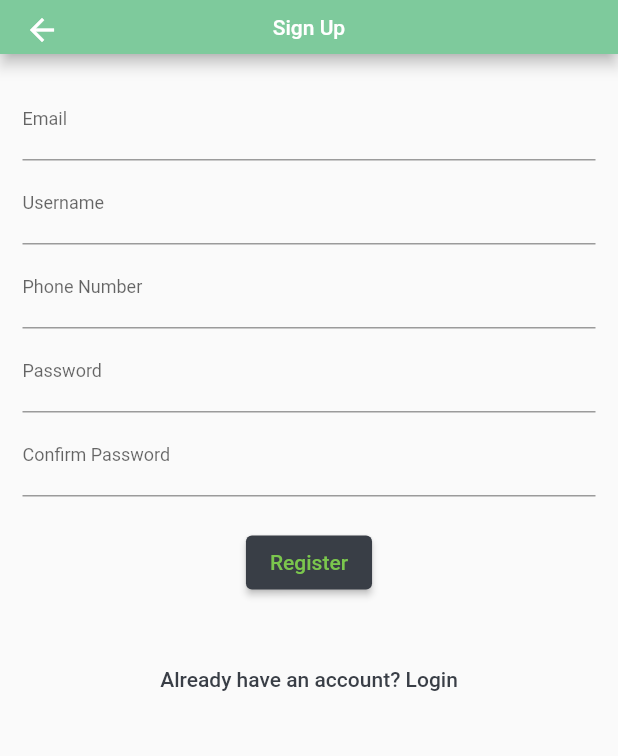
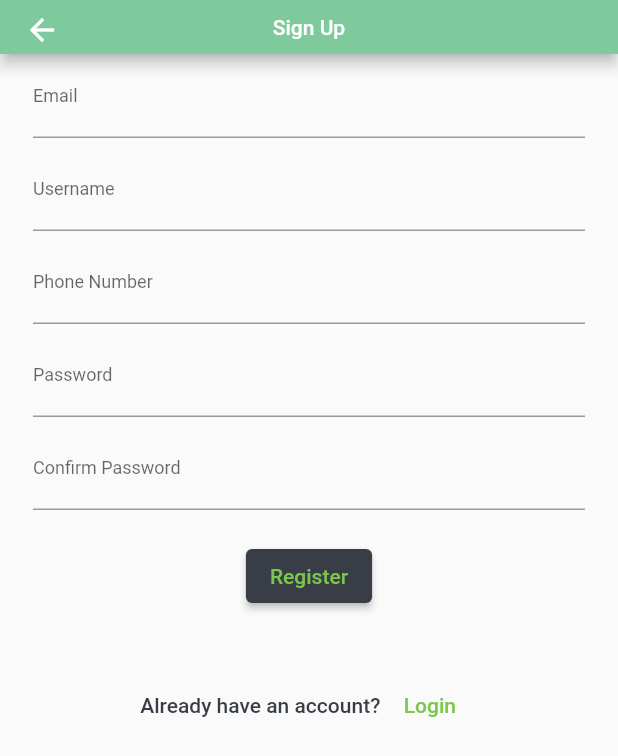
Before and after one commit to simreteabmekbib/flutter_app, a Flutter app: the SignUp screen opened directly, on a phone screen of 412 x 824 dp. Shown: the top 756 px of the screen. Run offline on Flutter 3.47's test engine with Material 2 defaults, Android fonts, the phone set to English and light mode, and no system bars; our stand-ins replace google_fonts; missing offline and left inert: dart:ffi, flutter_session; network calls fail.

Commit message:
Style change

```diff
--- a/lib/dafaults/defaults.dart
+++ b/lib/dafaults/defaults.dart
@@ -8,19 +8,16 @@ class Defaults {
   static final drawerItemText = [
     'Order',
     'Post',
-    'Search',
     'Category',
     'Settings',
     'Login',
     'Sign Up',
-    'Logout',
     'Update approval (admin)'
   ];
 
   static final drawerItemIcon = [
     Icons.shopping_cart,
     Icons.add,
-    Icons.search,
     Icons.category,
     Icons.settings,
     Icons.login,
--- a/lib/dafaults/login.dart
+++ b/lib/dafaults/login.dart
@@ -56,7 +56,7 @@ class _LoginState extends State<Login> {
                 // hintText: 'Plant Name',
               ),
             ),
-
+            SizedBox(height: 12,),
             TextFormField(
               controller: passwordController,
               decoration: const InputDecoration(
@@ -90,7 +90,7 @@ class _LoginState extends State<Login> {
                       }
                     });
                 },
-                child: Text('login')),
+                child: Text('Login')),
           ],
         ),
       ),
--- a/lib/dafaults/plantCard.dart
+++ b/lib/dafaults/plantCard.dart
@@ -32,8 +32,8 @@ Widget buildCard(BuildContext context, name, use, imgPath, price) {
               child: Column(
                 crossAxisAlignment: CrossAxisAlignment.start,
                 children: <Widget>[
-                  Text(name),
-                  Text(use.length < 12? use: use.substring(0, 12) + "..."),
+                  Text(name, style: TextStyle(fontWeight: FontWeight.bold, fontSize: 15),),
+                  Text(use.length < 18? use: use.substring(0, 18) + "...", style: TextStyle(fontSize: 13),),
                 ],
               ),
             ),
@@ -44,7 +44,7 @@ Widget buildCard(BuildContext context, name, use, imgPath, price) {
                 children: <Widget>[
                 TextButton(
                   child: Text('Detail',
-                    style: TextStyle(color: Color(0xff4AA96C), fontWeight: FontWeight.w400)),
+                    style: TextStyle(color: Color(0xff4AA96C), fontWeight: FontWeight.bold,)),
                     onPressed: () {
                       // To do
                       Navigator.push(
--- a/lib/dafaults/signup.dart
+++ b/lib/dafaults/signup.dart
@@ -35,7 +35,7 @@ class _SignUpState extends State<SignUp> {
       ),
       body: SingleChildScrollView(
         child: Padding(
-          padding: const EdgeInsets.all(15),
+          padding: const EdgeInsets.symmetric(horizontal: 22),
           child: Column(
             children: [
               TextFormField(
@@ -48,6 +48,7 @@ class _SignUpState extends State<SignUp> {
                   // hintText: 'Plant Name',
                 ),
               ),
+              SizedBox(height: 6,),
               TextFormField(
                 controller: username,
                 decoration: const InputDecoration(
@@ -58,6 +59,7 @@ class _SignUpState extends State<SignUp> {
                   // hintText: 'Plant Name',
                 ),
               ),
+              SizedBox(height: 6,),
               TextFormField(
                 controller: phoneNumber,
                 decoration: const InputDecoration(
@@ -68,6 +70,7 @@ class _SignUpState extends State<SignUp> {
                   // hintText: 'Plant Name',
                 ),
               ),
+              SizedBox(height: 6,),
               TextFormField(
                 controller: passwordController,
                 decoration: const InputDecoration(
@@ -78,13 +81,14 @@ class _SignUpState extends State<SignUp> {
                   // hintText: 'Plant Name',
                 ),
               ),
+              SizedBox(height: 6,),
               TextFormField(
                 controller: confirmPassword,
                 decoration: const InputDecoration(
                   labelText: 'Confirm Password',
                   labelStyle: TextStyle(
                     fontSize: 12,
-                  )
+                  ),
                   // hintText: 'Plant Name',
                 ),
               ),
@@ -125,7 +129,24 @@ class _SignUpState extends State<SignUp> {
                 onPressed: () {
                   Navigator.push(context, MaterialPageRoute(builder: (context) => Login()),);
                 },
-                child: Text('Already have an account? Login',
+                child: Row(
+                  mainAxisAlignment: MainAxisAlignment.center,
+                  children: [
+                    Text('Already have an account?',),
+                    SizedBox(width: 1),
+                    TextButton(
+                      onPressed: () {
+                        Navigator.push(
+                          context,
+                          MaterialPageRoute(builder: (context) => Login()),
+                        );
+                      },
+                      child: Text('Login'),
+                      style: TextButton.styleFrom(
+                        primary: Color(0xff7BC74D),
+                      ),
+                    ),
+                  ],
                 ),
               )
             ],
```
Also changed, not shown: lib/dafaults/update_approval_status.dart (+21 -13 lines), lib/dafaults/view_posts.dart (+12 -14 lines), lib/main.dart (+9 -20 lines).
